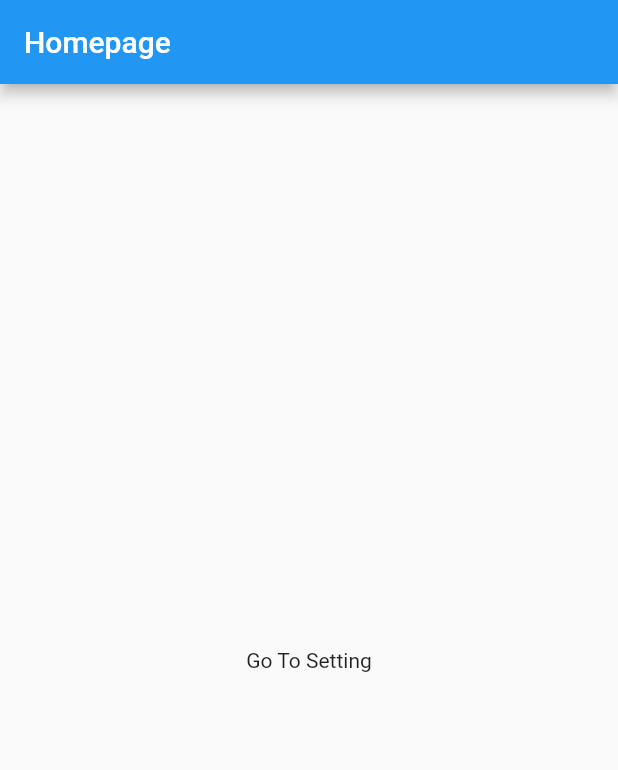
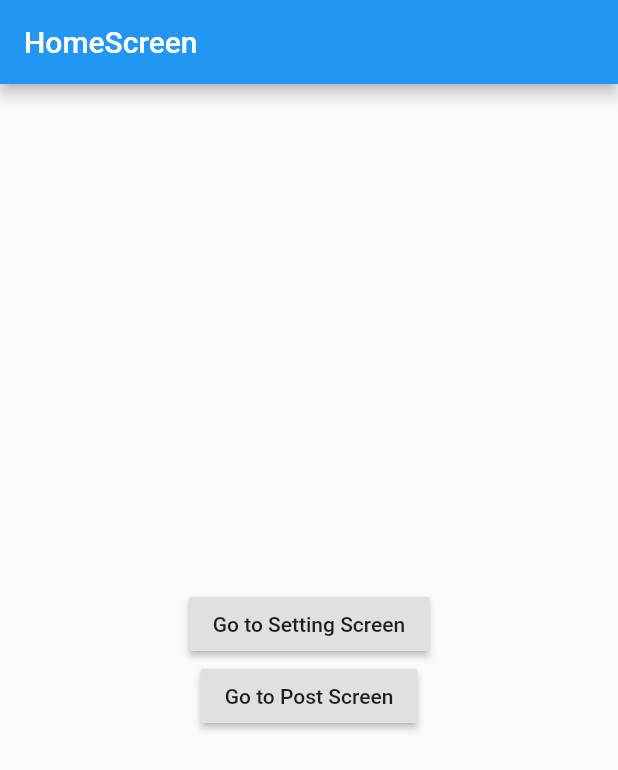
Before and after one commit to Novsochetra/FlutterPractice, a Flutter app: the screen it shows after launch, on a phone screen of 412 x 824 dp. Shown: the top 770 px of the screen. Run offline on Flutter 3.47's test engine with Material 2 defaults, Android fonts, the phone set to English and light mode, and no system bars.

Commit message:
add passing param to each screen

```diff
--- a/lib/main.dart
+++ b/lib/main.dart
@@ -10,6 +10,7 @@ import 'package:FirstFlutter/silver_appbar.dart';
 import 'package:FirstFlutter/snackbar.dart';
 import 'package:FirstFlutter/swip_dismiss.dart';
 import 'package:FirstFlutter/tab.dart';
+import 'package:FirstFlutter/passing_argument_navigation.dart';
 import 'package:flutter/material.dart';
 
 void main() {
@@ -24,7 +25,8 @@ void main() {
   // runApp(MyAppSecitonList());
   // runApp(MyAppSilverAppbar());
   // runApp(MyAppNavigation());
-  runApp(MyAppNavigationWithNameRoutes());
+  // runApp(MyAppNavigationWithNameRoutes());
+  runApp(MyAppNavigationWithArgument());
 }
 
 class MyApp extends StatelessWidget {
--- /dev/null
+++ b/lib/passing_argument_navigation.dart
@@ -0,0 +1,121 @@
+import 'package:flutter/material.dart';
+
+class MyAppNavigationWithArgument extends StatelessWidget {
+  @override
+  Widget build(BuildContext context) {
+    return MaterialApp(
+      title: "Main App",
+      routes: Routes.all(),
+    );
+  }
+}
+
+// Screen Names
+class HomeScreen extends StatelessWidget {
+  @override
+  Widget build(BuildContext context) {
+    return Scaffold(
+      appBar: AppBar(title: Text("HomeScreen")),
+      body: Center(
+        child: Column(
+          mainAxisAlignment: MainAxisAlignment.center,
+          children: <Widget>[
+            RaisedButton(
+              onPressed: () {
+                Navigator.pushNamed(context, Routes.setting,
+                    arguments: SettingScreenArguments(
+                        "Setting Title", "Setting Content"));
+              },
+              child: Text("Go to Setting Screen"),
+            ),
+            RaisedButton(
+              onPressed: () {
+                print("Go To PostScreen");
+                Navigator.pushNamed(context, Routes.post,
+                    arguments: PostScreenArguments(
+                        "Post Title update", "Post Message"));
+              },
+              child: Text("Go to Post Screen"),
+            ),
+          ],
+        ),
+      ),
+    );
+  }
+}
+
+class SettingScreen extends StatelessWidget {
+  @override
+  Widget build(BuildContext context) {
+    final SettingScreenArguments args =
+        ModalRoute.of(context).settings.arguments;
+
+    return Scaffold(
+      appBar: AppBar(
+        title: Text("Setting"),
+      ),
+      body: Center(
+        child: Column(
+          children: <Widget>[Text(args.title)],
+        ),
+      ),
+    );
+  }
+}
+
+class PostScreen extends StatelessWidget {
+  @override
+  Widget build(BuildContext context) {
+    final PostScreenArguments args = ModalRoute.of(context).settings.arguments;
+
+    return Scaffold(
+      appBar: AppBar(
+        title: Text("Post Screen"),
+      ),
+      body: Center(
+        child: Column(
+          children: <Widget>[
+            Text(args.title),
+            RaisedButton(
+              onPressed: () {
+                print("Go To PostScreen update");
+              },
+              child: Text("Go to Post Screen"),
+            ),
+          ],
+        ),
+      ),
+    );
+  }
+}
+
+class BaseArgument {}
+
+class PostScreenArguments extends BaseArgument {
+  final String title;
+  final String message;
+
+  PostScreenArguments(this.title, this.message);
+}
+
+class SettingScreenArguments extends BaseArgument {
+  final String title;
+  final String message;
+
+  SettingScreenArguments(this.title, this.message);
+}
+
+// Routes
+class Routes {
+  static final String home = '/';
+  static final String post = '/post';
+  static final String setting = '/setting';
+
+  static Map<String, WidgetBuilder> all() {
+    return {
+      '$home': (context) => HomeScreen(),
+      '$post': (context) => PostScreen(),
+      '$setting': (context) => SettingScreen()
+    };
+  }
+}
```
